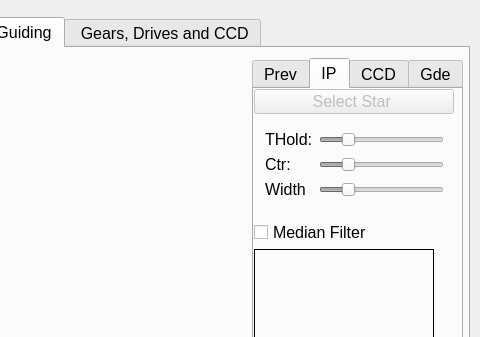
Before: the Qt Designer form mainwindow.ui in selste/TwoStepperControl, drawn with Qt 5; both pictures show x 320 to 800 and y 0 to 337 of the 800 by 480 pixel window.
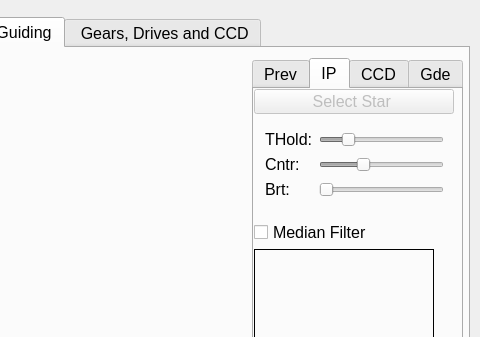
After: the same form once the commit is applied. The open tabs and pages were chosen to show the change.

Diff of the .ui file:
```diff
--- a/mainwindow.ui
+++ b/mainwindow.ui
@@ -1598,7 +1598,7 @@
          <string>Median Filter</string>
         </property>
        </widget>
-       <widget class="QWidget" name="">
+       <widget class="QWidget" name="layoutWidget">
         <property name="geometry">
          <rect>
           <x>0</x>
@@ -1634,7 +1634,7 @@
          <item row="1" column="0">
           <widget class="QLabel" name="lCtr">
            <property name="text">
-            <string>Ctr:</string>
+            <string>Cntr:</string>
            </property>
           </widget>
          </item>
@@ -1644,10 +1644,13 @@
             <bool>false</bool>
            </property>
            <property name="maximum">
-            <number>255</number>
+            <number>300</number>
+           </property>
+           <property name="singleStep">
+            <number>1</number>
            </property>
            <property name="value">
-            <number>50</number>
+            <number>100</number>
            </property>
            <property name="orientation">
             <enum>Qt::Horizontal</enum>
@@ -1657,7 +1660,7 @@
          <item row="2" column="0">
           <widget class="QLabel" name="lWidth">
            <property name="text">
-            <string>Width</string>
+            <string>Brt:</string>
            </property>
           </widget>
          </item>
@@ -1667,10 +1670,10 @@
             <bool>false</bool>
            </property>
            <property name="maximum">
-            <number>255</number>
+            <number>100</number>
            </property>
            <property name="value">
-            <number>50</number>
+            <number>0</number>
            </property>
            <property name="orientation">
             <enum>Qt::Horizontal</enum>
@@ -1679,7 +1682,7 @@
          </item>
         </layout>
        </widget>
-       <widget class="QWidget" name="">
+       <widget class="QWidget" name="layoutWidget">
         <property name="geometry">
          <rect>
           <x>0</x>
```
Left out of the diff: 8 changed lines with no effect on the pictures.
